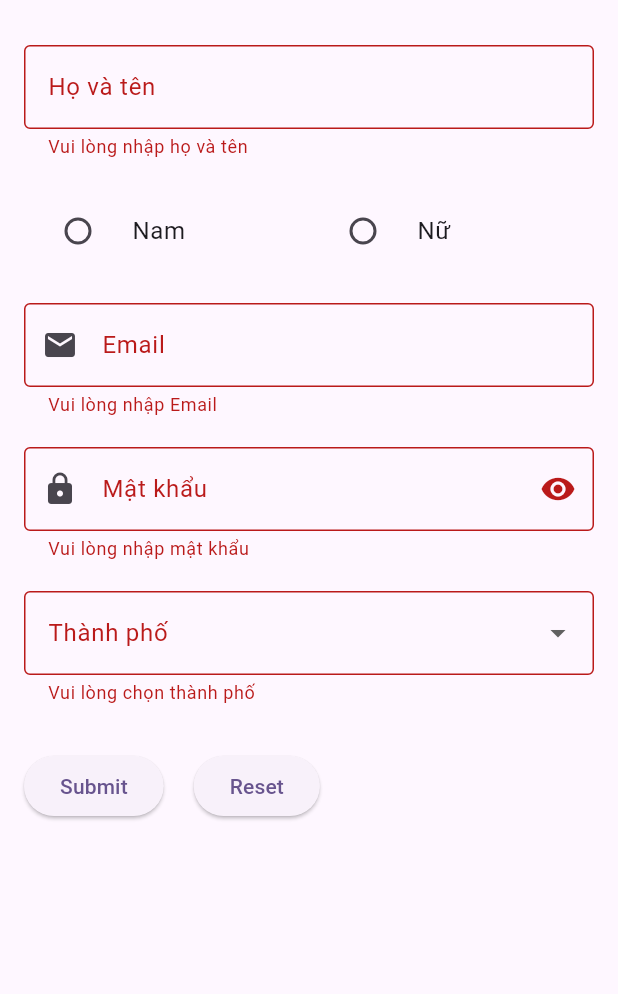
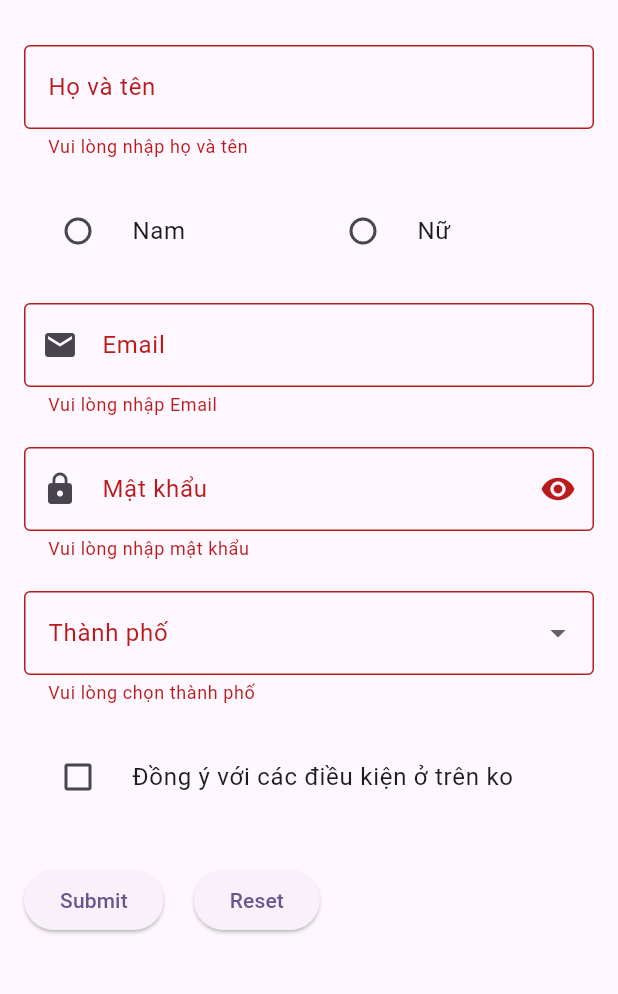
Before and after one commit to Do2304/learn-Flutter-titv, a Flutter app: the screen it shows after launch, after a tap on "Submit", on a phone screen of 412 x 824 dp, the part 63-1057 px from its top. Run offline on Flutter 3.47's test engine with Material 3 defaults, Android fonts, the phone set to English and light mode, and no system bars.

Commit message:
learn form checkboxListTile

```diff
--- a/lib/main.dart
+++ b/lib/main.dart
@@ -13,6 +13,7 @@
 import 'widget_02/form_TextFormField_Validate.dart';
 import 'widget_02/form_Dropdown.dart';
 import 'widget_02/form_RadioListTile.dart';
+import 'widget_02/form_Checkbox.dart';
 
 void main() {
   runApp(const MyApp());
@@ -29,7 +30,7 @@
       theme: ThemeData(
         colorScheme: ColorScheme.fromSeed(seedColor: Colors.deepPurple),
       ),
-      home: form_RadioListTile(),
+      home: form_Checkbox(),
     );
   }
 }
--- /dev/null
+++ b/lib/widget_02/form_Checkbox.dart
@@ -0,0 +1,218 @@
+import 'package:flutter/material.dart';
+
+class form_Checkbox extends StatefulWidget {
+  @override
+  State<StatefulWidget> createState() => form_CheckboxState();
+}
+
+class form_CheckboxState extends State<form_Checkbox> {
+  final _formkey = GlobalKey<FormState>();
+  final _fullnameController = TextEditingController();
+  final _emailController = TextEditingController();
+  final _passwordController = TextEditingController();
+  bool _obscurePassword = true;
+  String? _name;
+  String? _selectedCity;
+  String? _gender;
+  bool _isAgreed = false;
+  final List<String> _cities = ["Hà Nội", "HCM", "Quảng Ngãi", "Đà Nẵng"];
+
+  @override
+  Widget build(BuildContext context) {
+    return Scaffold(
+      appBar: AppBar(title: Text("Form Basic")),
+      body: Padding(
+        padding: EdgeInsets.all(16),
+        child: Form(
+          key: _formkey,
+          child: Column(
+            children: [
+              TextFormField(
+                controller: _fullnameController,
+                decoration: InputDecoration(
+                  labelText: "Họ và tên",
+                  hintText: "Nhập họ và tên",
+                  border: OutlineInputBorder(),
+                ),
+                onSaved: (newValue) {
+                  _name = newValue;
+                },
+                validator: (value) {
+                  if (value == null || value.isEmpty) {
+                    return "Vui lòng nhập họ và tên";
+                  }
+                  return null;
+                },
+              ),
+              SizedBox(height: 20),
+              FormField<String>(
+                validator: (value) {
+                  if (value == null || value.isEmpty) {
+                    return "Vui lòng chọn giới tính";
+                  }
+
+                  return null;
+                },
+                initialValue: _gender,
+                builder: (FormFieldState<String> state) {
+                  return Column(
+                    crossAxisAlignment: CrossAxisAlignment.start,
+                    children: [
+                      Row(
+                        children: [
+                          Expanded(
+                            child: RadioListTile(
+                              title: Text("Nam"),
+                              value: 'male',
+                              groupValue: _gender,
+                              onChanged: (value) {
+                                setState(() {
+                                  _gender = value;
+                                  state.didChange(value);
+                                });
+                              },
+                            ),
+                          ),
+                          Expanded(
+                            child: RadioListTile(
+                              title: Text("Nữ"),
+                              value: 'female',
+                              groupValue: _gender,
+                              onChanged: (value) {
+                                setState(() {
+                                  _gender = value;
+                                  state.didChange(value);
+                                });
+                              },
+                            ),
+                          ),
+                        ],
+                      ),
+                    ],
+                  );
+                },
+              ),
+              SizedBox(height: 20),
+              TextFormField(
+                controller: _emailController,
+                decoration: InputDecoration(
+                  labelText: "Email",
+                  hintText: "Nhập email",
+                  border: OutlineInputBorder(),
+                  prefixIcon: Icon(Icons.email),
+                ),
+                keyboardType: TextInputType.emailAddress,
+                validator: (value) {
+                  if (value == null || value.isEmpty) {
+                    return "Vui lòng nhập Email";
+                  }
+                  final emailRegex = RegExp(
+                    r'^[\w-\.]+@([\w-]+\.)+[\w-]{2,4}$',
+                  );
+
+                  if (!emailRegex.hasMatch(value)) {
+                    return 'Email không hợp lệ';
+                  }
+                  return null;
+                },
+              ),
+              SizedBox(height: 20),
+              TextFormField(
+                controller: _passwordController,
+                decoration: InputDecoration(
+                  labelText: "Mật khẩu",
+                  hintText: "Nhập mật khẩu",
+                  border: OutlineInputBorder(),
+                  prefixIcon: Icon(Icons.lock),
+                  suffixIcon: IconButton(
+                    onPressed: () {
+                      setState(() {
+                        _obscurePassword = !_obscurePassword;
+                      });
+                    },
+                    icon: Icon(
+                      _obscurePassword
+                          ? Icons.visibility
+                          : Icons.visibility_off,
+                    ),
+                  ),
+                ),
+                obscureText: _obscurePassword,
+                validator: (value) {
+                  if (value == null || value.isEmpty) {
+                    return "Vui lòng nhập mật khẩu";
+                  }
+                  if (value.length < 6) {
+                    return "Mật khẩu ít nhất phải có 6 kí tự";
+                  }
+                  return null;
+                },
+              ),
+              SizedBox(height: 20),
+              DropdownButtonFormField(
+                decoration: InputDecoration(
+                  labelText: "Thành phố",
+                  border: OutlineInputBorder(),
+                ),
+                items: _cities.map((city) {
+                  return DropdownMenuItem(child: Text(city), value: city);
+                }).toList(),
+                value: _selectedCity,
+                onChanged: (value) {},
+                validator: (value) {
+                  if (value == null || value.isEmpty) {
+                    return "Vui lòng chọn thành phố";
+                  }
+
+                  return null;
+                },
+              ),
+              SizedBox(height: 20),
+              CheckboxListTile(
+                title: Text("Đồng ý với các điều kiện ở trên ko"),
+                value: _isAgreed,
+                onChanged: (value) {
+                  setState(() {
+                    _isAgreed = value!;
+                    print("Đồng ý: $_isAgreed");
+                  });
+                },
+                controlAffinity: ListTileControlAffinity.leading,
+              ),
+              SizedBox(height: 30),
+              Row(
+                children: [
+                  ElevatedButton(
+                    onPressed: () {
+                      if (_formkey.currentState!.validate()) {
+                        _formkey.currentState!.save();
+                        ScaffoldMessenger.of(context).showSnackBar(
+                          SnackBar(content: Text("Xin chào $_name")),
+                        );
+                      }
+                    },
+                    child: Text("Submit"),
+                  ),
+                  SizedBox(width: 20),
+                  ElevatedButton(
+                    onPressed: () {
+                      _formkey.currentState!.reset();
+                      _fullnameController.clear();
+                      _emailController.clear();
+                      _passwordController.clear();
+
+                      setState(() {
+                        _name = null;
+                      });
+                    },
+                    child: Text("Reset"),
+                  ),
+                ],
+              ),
+            ],
+          ),
+        ),
+      ),
+    );
+  }
+}
```
